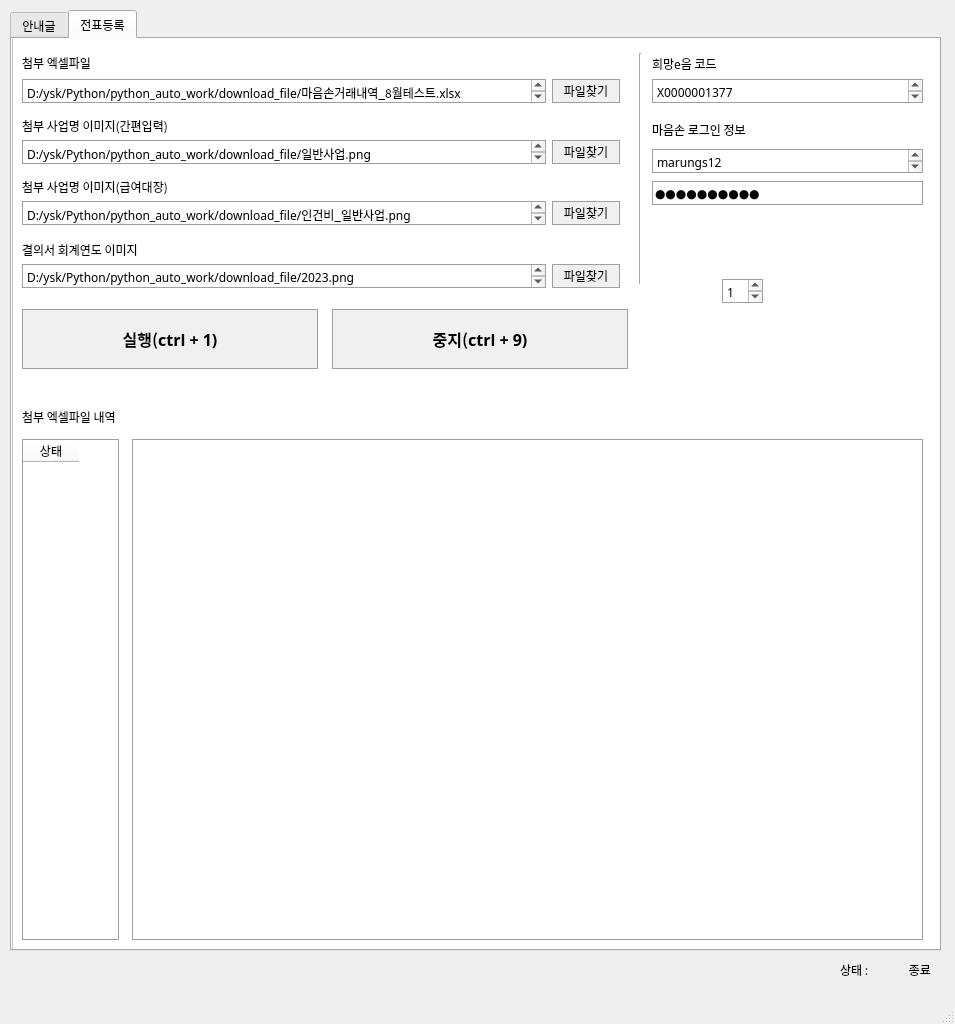
The window that auto_statement_upload/upload_form_backup.ui (MARUNGs/python_auto_work) describes before a commit, drawn with Qt 5.
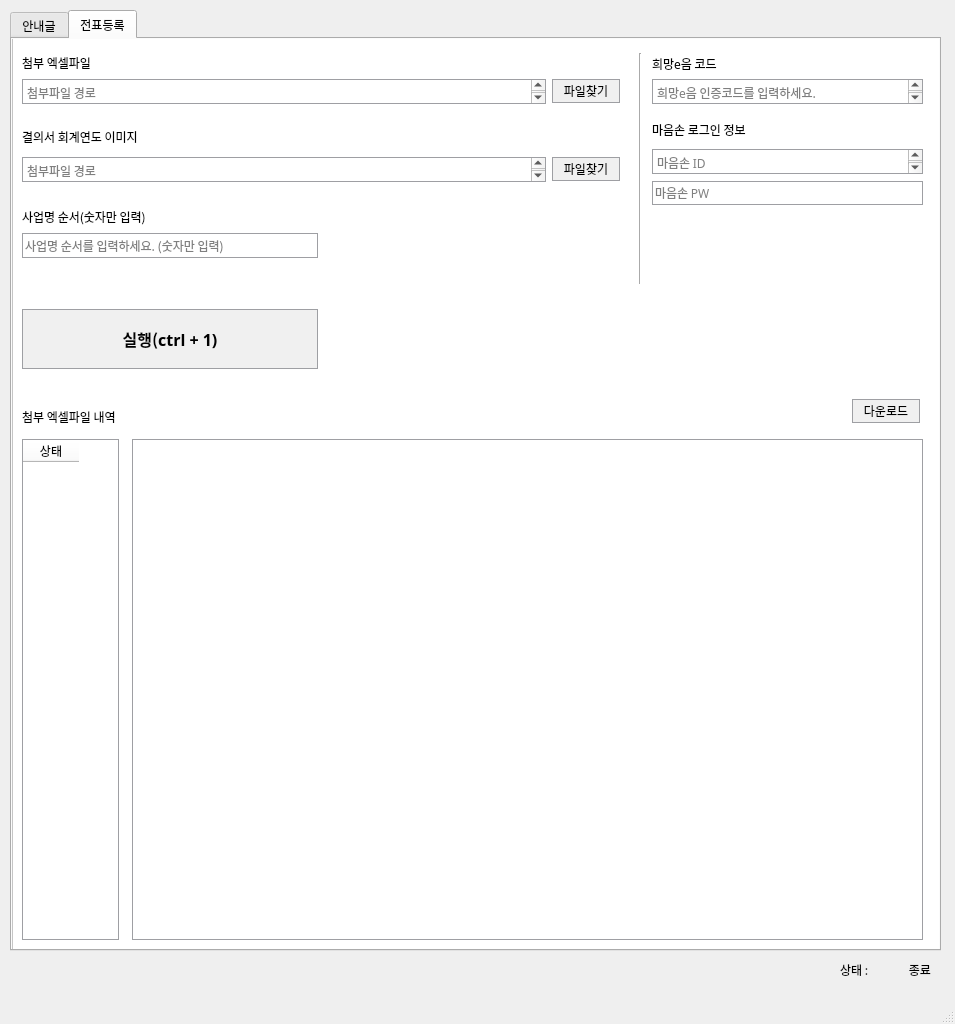
The same window after the commit. The open tabs and pages were chosen to show the change. Icons and pictures are not drawn.

What changed in the file:
```diff
--- a/auto_statement_upload/upload_form_backup.ui
+++ b/auto_statement_upload/upload_form_backup.ui
@@ -179,7 +179,7 @@
         <x>10</x>
         <y>40</y>
         <width>524</width>
-        <height>24</height>
+        <height>25</height>
        </rect>
       </property>
       <property name="font">
@@ -203,7 +203,7 @@
 &lt;html&gt;&lt;head&gt;&lt;meta name=&quot;qrichtext&quot; content=&quot;1&quot; /&gt;&lt;style type=&quot;text/css&quot;&gt;
 p, li { white-space: pre-wrap; }
 &lt;/style&gt;&lt;/head&gt;&lt;body style=&quot; font-family:'맑은 고딕','맑은 고딕','맑은 고딕'; font-size:9pt; font-weight:400; font-style:normal;&quot;&gt;
-&lt;p style=&quot; margin-top:0px; margin-bottom:0px; margin-left:0px; margin-right:0px; -qt-block-indent:0; text-indent:0px;&quot;&gt;D:/ysk/Python/python_auto_work/download_file/마음손거래내역_8월테스트.xlsx&lt;/p&gt;&lt;/body&gt;&lt;/html&gt;</string>
+&lt;p style=&quot;-qt-paragraph-type:empty; margin-top:0px; margin-bottom:0px; margin-left:0px; margin-right:0px; -qt-block-indent:0; text-indent:0px;&quot;&gt;&lt;br /&gt;&lt;/p&gt;&lt;/body&gt;&lt;/html&gt;</string>
       </property>
       <property name="placeholderText">
        <string>첨부파일 경로</string>
@@ -265,7 +265,7 @@
        <property name="geometry">
         <rect>
          <x>10</x>
-         <y>89</y>
+         <y>180</y>
          <width>191</width>
          <height>16</height>
         </rect>
@@ -276,70 +276,7 @@
         </font>
        </property>
        <property name="text">
-        <string>첨부 사업명 이미지(간편입력)</string>
-       </property>
-      </widget>
-      <widget class="QTextEdit" name="file_payroll_project_img_path">
-       <property name="geometry">
-        <rect>
-         <x>10</x>
-         <y>172</y>
-         <width>524</width>
-         <height>24</height>
-        </rect>
-       </property>
-       <property name="font">
-        <font>
-         <family>맑은 고딕</family>
-        </font>
-       </property>
-       <property name="cursor" stdset="0">
-        <cursorShape>ForbiddenCursor</cursorShape>
-       </property>
-       <property name="styleSheet">
-        <string notr="true">QTextEdit {
-	border: 1px solid #9e9fa3
-}</string>
-       </property>
-       <property name="readOnly">
-        <bool>true</bool>
-       </property>
-       <property name="html">
-        <string>&lt;!DOCTYPE HTML PUBLIC &quot;-//W3C//DTD HTML 4.0//EN&quot; &quot;http://www.w3.org/TR/REC-html40/strict.dtd&quot;&gt;
-&lt;html&gt;&lt;head&gt;&lt;meta name=&quot;qrichtext&quot; content=&quot;1&quot; /&gt;&lt;style type=&quot;text/css&quot;&gt;
-p, li { white-space: pre-wrap; }
-&lt;/style&gt;&lt;/head&gt;&lt;body style=&quot; font-family:'맑은 고딕'; font-size:9pt; font-weight:400; font-style:normal;&quot;&gt;
-&lt;p style=&quot; margin-top:0px; margin-bottom:0px; margin-left:0px; margin-right:0px; -qt-block-indent:0; text-indent:0px;&quot;&gt;&lt;span style=&quot; font-family:'맑은 고딕','맑은 고딕','맑은 고딕';&quot;&gt;D:/ysk/Python/python_auto_work/download_file/인건비_일반사업.png&lt;/span&gt;&lt;/p&gt;&lt;/body&gt;&lt;/html&gt;</string>
-       </property>
-       <property name="placeholderText">
-        <string>첨부파일 경로</string>
-       </property>
-      </widget>
-      <widget class="QPushButton" name="find_payroll_project_img_btn">
-       <property name="geometry">
-        <rect>
-         <x>540</x>
-         <y>172</y>
-         <width>68</width>
-         <height>24</height>
-        </rect>
-       </property>
-       <property name="styleSheet">
-        <string notr="true">QPushButton {
-	background-color: #f0f0f0;
-	border: 1px solid #9e9fa3;
-}
-
-QPushButton:hover {
-	background-color: rgb(222,222,222)
-}
-</string>
-       </property>
-       <property name="text">
-        <string>파일찾기</string>
-       </property>
-       <property name="shortcut">
-        <string/>
+        <string>사업명 순서(숫자만 입력)</string>
        </property>
       </widget>
       <widget class="Line" name="line_3">
@@ -359,7 +296,7 @@
        <property name="geometry">
         <rect>
          <x>10</x>
-         <y>213</y>
+         <y>100</y>
          <width>141</width>
          <height>16</height>
         </rect>
@@ -377,9 +314,9 @@
        <property name="geometry">
         <rect>
          <x>10</x>
-         <y>235</y>
+         <y>128</y>
          <width>524</width>
-         <height>24</height>
+         <height>25</height>
         </rect>
        </property>
        <property name="font">
@@ -403,7 +340,7 @@
 &lt;html&gt;&lt;head&gt;&lt;meta name=&quot;qrichtext&quot; content=&quot;1&quot; /&gt;&lt;style type=&quot;text/css&quot;&gt;
 p, li { white-space: pre-wrap; }
 &lt;/style&gt;&lt;/head&gt;&lt;body style=&quot; font-family:'맑은 고딕'; font-size:9pt; font-weight:400; font-style:normal;&quot;&gt;
-&lt;p style=&quot; margin-top:0px; margin-bottom:0px; margin-left:0px; margin-right:0px; -qt-block-indent:0; text-indent:0px;&quot;&gt;&lt;span style=&quot; font-family:'맑은 고딕','맑은 고딕','맑은 고딕';&quot;&gt;D:/ysk/Python/python_auto_work/download_file/2023.png&lt;/span&gt;&lt;/p&gt;&lt;/body&gt;&lt;/html&gt;</string>
+&lt;p style=&quot;-qt-paragraph-type:empty; margin-top:0px; margin-bottom:0px; margin-left:0px; margin-right:0px; -qt-block-indent:0; text-indent:0px;&quot;&gt;&lt;br /&gt;&lt;/p&gt;&lt;/body&gt;&lt;/html&gt;</string>
        </property>
        <property name="placeholderText">
         <string>첨부파일 경로</string>
@@ -413,11 +350,16 @@
        <property name="geometry">
         <rect>
          <x>540</x>
-         <y>235</y>
+         <y>128</y>
          <width>68</width>
          <height>24</height>
         </rect>
        </property>
+       <property name="font">
+        <font>
+         <family>맑은 고딕</family>
+        </font>
+       </property>
        <property name="styleSheet">
         <string notr="true">QPushButton {
 	background-color: #f0f0f0;
@@ -460,7 +402,7 @@
          <x>640</x>
          <y>50</y>
          <width>271</width>
-         <height>24</height>
+         <height>25</height>
         </rect>
        </property>
        <property name="font">
@@ -478,7 +420,7 @@
 &lt;html&gt;&lt;head&gt;&lt;meta name=&quot;qrichtext&quot; content=&quot;1&quot; /&gt;&lt;style type=&quot;text/css&quot;&gt;
 p, li { white-space: pre-wrap; }
 &lt;/style&gt;&lt;/head&gt;&lt;body style=&quot; font-family:'맑은 고딕'; font-size:9pt; font-weight:400; font-style:normal;&quot;&gt;
-&lt;p style=&quot; margin-top:0px; margin-bottom:0px; margin-left:0px; margin-right:0px; -qt-block-indent:0; text-indent:0px;&quot;&gt;X0000001377&lt;/p&gt;&lt;/body&gt;&lt;/html&gt;</string>
+&lt;p style=&quot;-qt-paragraph-type:empty; margin-top:0px; margin-bottom:0px; margin-left:0px; margin-right:0px; -qt-block-indent:0; text-indent:0px;&quot;&gt;&lt;br /&gt;&lt;/p&gt;&lt;/body&gt;&lt;/html&gt;</string>
        </property>
        <property name="placeholderText">
         <string>희망e음 인증코드를 입력하세요.</string>
@@ -508,7 +450,7 @@
          <x>640</x>
          <y>120</y>
          <width>271</width>
-         <height>24</height>
+         <height>25</height>
         </rect>
        </property>
        <property name="font">
@@ -526,7 +468,7 @@
 &lt;html&gt;&lt;head&gt;&lt;meta name=&quot;qrichtext&quot; content=&quot;1&quot; /&gt;&lt;style type=&quot;text/css&quot;&gt;
 p, li { white-space: pre-wrap; }
 &lt;/style&gt;&lt;/head&gt;&lt;body style=&quot; font-family:'맑은 고딕'; font-size:9pt; font-weight:400; font-style:normal;&quot;&gt;
-&lt;p style=&quot; margin-top:0px; margin-bottom:0px; margin-left:0px; margin-right:0px; -qt-block-indent:0; text-indent:0px;&quot;&gt;marungs12&lt;/p&gt;&lt;/body&gt;&lt;/html&gt;</string>
+&lt;p style=&quot;-qt-paragraph-type:empty; margin-top:0px; margin-bottom:0px; margin-left:0px; margin-right:0px; -qt-block-indent:0; text-indent:0px;&quot;&gt;&lt;br /&gt;&lt;/p&gt;&lt;/body&gt;&lt;/html&gt;</string>
        </property>
        <property name="placeholderText">
         <string>마음손 ID</string>
@@ -552,7 +494,7 @@
 }</string>
        </property>
        <property name="text">
-        <string>heartful12</string>
+        <string/>
        </property>
        <property name="echoMode">
         <enum>QLineEdit::Password</enum>
@@ -561,43 +503,6 @@
         <string>마음손 PW</string>
        </property>
       </widget>
-      <widget class="QPushButton" name="stop_payroll_btn">
-       <property name="geometry">
-        <rect>
-         <x>320</x>
-         <y>280</y>
-         <width>296</width>
-         <height>60</height>
-        </rect>
-       </property>
-       <property name="font">
-        <font>
-         <family>맑은 고딕</family>
-         <pointsize>12</pointsize>
-         <weight>75</weight>
-         <bold>true</bold>
-        </font>
-       </property>
-       <property name="toolTip">
-        <string>중지버튼을 누르면 자동화작업을 이어서 진행할 수 없습니다.</string>
-       </property>
-       <property name="styleSheet">
-        <string notr="true">QPushButton {
-	background-color: #f0f0f0;
-	border: 1px solid #9e9fa3;
-}
-
-QPushButton:hover {
-	background-color: rgb(222,222,222)
-}</string>
-       </property>
-       <property name="text">
-        <string>중지(ctrl + 9)</string>
-       </property>
-       <property name="shortcut">
-        <string>Ctrl+9</string>
-       </property>
-      </widget>
       <widget class="QPushButton" name="start_btn">
        <property name="geometry">
         <rect>
@@ -706,69 +611,52 @@
         <number>0</number>
        </property>
       </widget>
-      <widget class="QLabel" name="payroll_project_lb">
+      <widget class="QLineEdit" name="project_num">
        <property name="geometry">
         <rect>
          <x>10</x>
-         <y>150</y>
-         <width>171</width>
-         <height>16</height>
+         <y>204</y>
+         <width>296</width>
+         <height>25</height>
         </rect>
        </property>
        <property name="font">
         <font>
          <family>맑은 고딕</family>
         </font>
-       </property>
-       <property name="text">
-        <string>첨부 사업명 이미지(급여대장)</string>
-       </property>
-      </widget>
-      <widget class="QTextEdit" name="file_project_img_path">
-       <property name="geometry">
-        <rect>
-         <x>10</x>
-         <y>111</y>
-         <width>524</width>
-         <height>24</height>
-        </rect>
-       </property>
-       <property name="font">
-        <font>
-         <family>맑은 고딕</family>
-        </font>
-       </property>
-       <property name="cursor" stdset="0">
-        <cursorShape>ForbiddenCursor</cursorShape>
        </property>
        <property name="styleSheet">
-        <string notr="true">QTextEdit {
+        <string notr="true">QLineEdit {
 	border: 1px solid #9e9fa3
 }</string>
        </property>
-       <property name="readOnly">
-        <bool>true</bool>
+       <property name="inputMask">
+        <string>00</string>
        </property>
-       <property name="html">
-        <string>&lt;!DOCTYPE HTML PUBLIC &quot;-//W3C//DTD HTML 4.0//EN&quot; &quot;http://www.w3.org/TR/REC-html40/strict.dtd&quot;&gt;
-&lt;html&gt;&lt;head&gt;&lt;meta name=&quot;qrichtext&quot; content=&quot;1&quot; /&gt;&lt;style type=&quot;text/css&quot;&gt;
-p, li { white-space: pre-wrap; }
-&lt;/style&gt;&lt;/head&gt;&lt;body style=&quot; font-family:'맑은 고딕'; font-size:9pt; font-weight:400; font-style:normal;&quot;&gt;
-&lt;p style=&quot; margin-top:0px; margin-bottom:0px; margin-left:0px; margin-right:0px; -qt-block-indent:0; text-indent:0px;&quot;&gt;&lt;span style=&quot; font-family:'맑은 고딕','맑은 고딕','맑은 고딕';&quot;&gt;D:/ysk/Python/python_auto_work/download_file/일반사업.png&lt;/span&gt;&lt;/p&gt;&lt;/body&gt;&lt;/html&gt;</string>
+       <property name="text">
+        <string/>
+       </property>
+       <property name="echoMode">
+        <enum>QLineEdit::Normal</enum>
        </property>
        <property name="placeholderText">
-        <string>첨부파일 경로</string>
+        <string>사업명 순서를 입력하세요. (숫자만 입력)</string>
        </property>
       </widget>
       <widget class="QPushButton" name="find_project_img_btn">
        <property name="geometry">
         <rect>
-         <x>540</x>
-         <y>111</y>
+         <x>840</x>
+         <y>370</y>
          <width>68</width>
          <height>24</height>
         </rect>
        </property>
+       <property name="font">
+        <font>
+         <family>맑은 고딕</family>
+        </font>
+       </property>
        <property name="styleSheet">
         <string notr="true">QPushButton {
 	background-color: #f0f0f0;
@@ -780,48 +668,12 @@
 }</string>
        </property>
        <property name="text">
-        <string>파일찾기</string>
+        <string>다운로드</string>
        </property>
        <property name="shortcut">
         <string/>
        </property>
       </widget>
-      <widget class="QTextEdit" name="project_num">
-       <property name="geometry">
-        <rect>
-         <x>710</x>
-         <y>250</y>
-         <width>41</width>
-         <height>24</height>
-        </rect>
-       </property>
-       <property name="font">
-        <font>
-         <family>맑은 고딕</family>
-        </font>
-       </property>
-       <property name="cursor" stdset="0">
-        <cursorShape>IBeamCursor</cursorShape>
-       </property>
-       <property name="styleSheet">
-        <string notr="true">QTextEdit {
-	border: 1px solid #9e9fa3
-}</string>
-       </property>
-       <property name="readOnly">
-        <bool>false</bool>
-       </property>
-       <property name="html">
-        <string>&lt;!DOCTYPE HTML PUBLIC &quot;-//W3C//DTD HTML 4.0//EN&quot; &quot;http://www.w3.org/TR/REC-html40/strict.dtd&quot;&gt;
-&lt;html&gt;&lt;head&gt;&lt;meta name=&quot;qrichtext&quot; content=&quot;1&quot; /&gt;&lt;style type=&quot;text/css&quot;&gt;
-p, li { white-space: pre-wrap; }
-&lt;/style&gt;&lt;/head&gt;&lt;body style=&quot; font-family:'맑은 고딕'; font-size:9pt; font-weight:400; font-style:normal;&quot;&gt;
-&lt;p style=&quot; margin-top:0px; margin-bottom:0px; margin-left:0px; margin-right:0px; -qt-block-indent:0; text-indent:0px;&quot;&gt;&lt;span style=&quot; font-family:'맑은 고딕','맑은 고딕','맑은 고딕';&quot;&gt;1&lt;/span&gt;&lt;/p&gt;&lt;/body&gt;&lt;/html&gt;</string>
-       </property>
-       <property name="placeholderText">
-        <string>첨부파일 경로</string>
-       </property>
-      </widget>
      </widget>
      <zorder>frame_3</zorder>
      <zorder>label_16</zorder>
```
Left out of the diff: 28 changed lines with no effect on the pictures.
